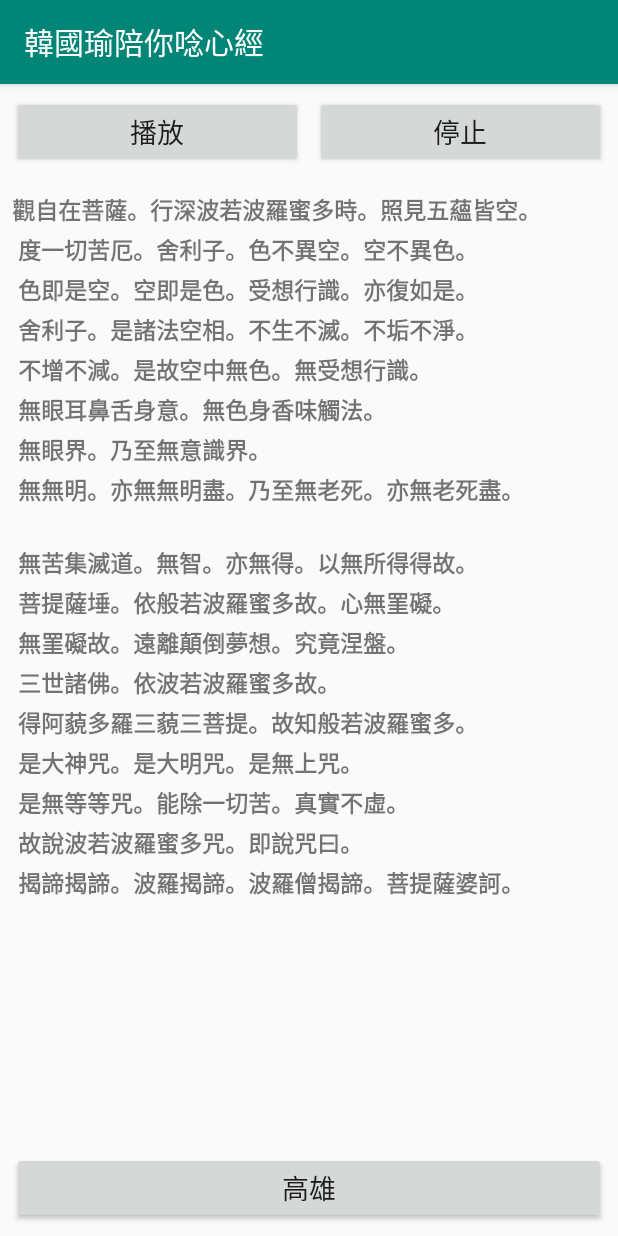
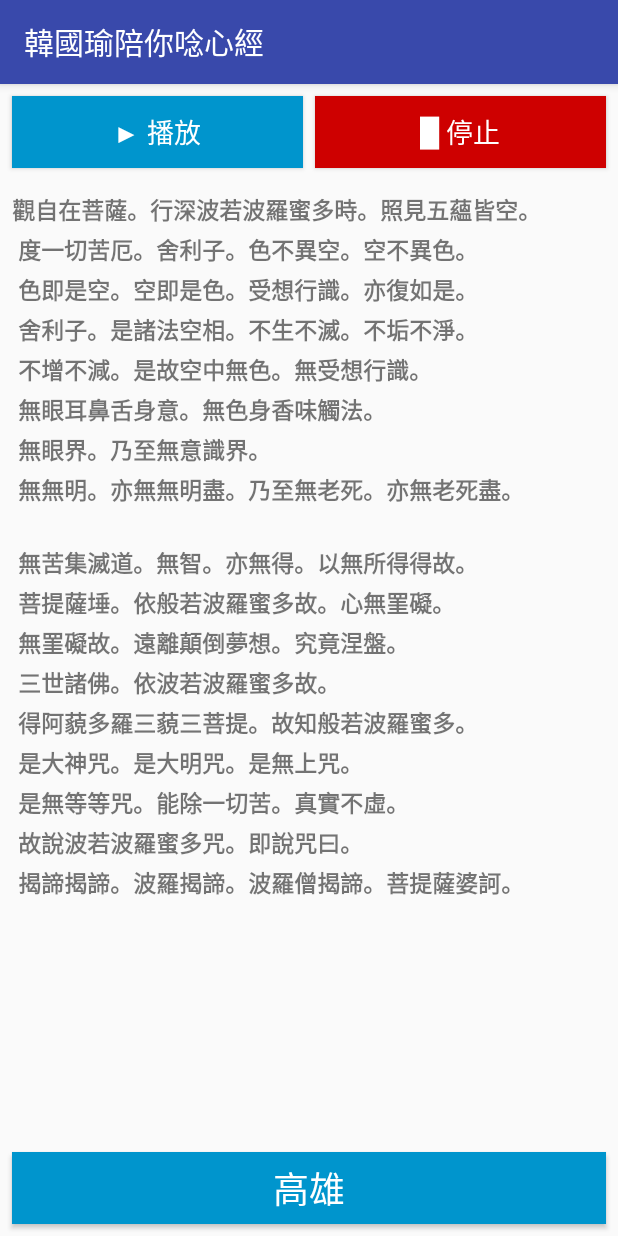
Before and after one commit to advancedor96/FaDaChi, an Android app: the screen it shows after launch (MainActivity), on a phone screen of 412 x 824 dp. Run offline under Robolectric (Android 15) with nearby library versions, the phone set to English and light mode, and no system bars.

Commit message:
改配色

```diff
--- a/app/build.gradle
+++ b/app/build.gradle
@@ -6,8 +6,8 @@ android {
         applicationId "com.taiwanno1.ding.fadachi"
         minSdkVersion 17
         targetSdkVersion 28
-        versionCode 1
-        versionName "1.0"
+        versionCode 2
+        versionName "2.0"
         testInstrumentationRunner "android.support.test.runner.AndroidJUnitRunner"
     }
     buildTypes {
--- a/app/src/main/res/layout/activity_main.xml
+++ b/app/src/main/res/layout/activity_main.xml
@@ -20,8 +20,10 @@
             android:layout_marginTop="8dp"
             android:layout_marginEnd="4dp"
             android:layout_marginBottom="8dp"
+            android:background="#0095cd"
             android:onClick="play"
-            android:text="播放"
+            android:text="▶ 播放"
+            android:textColor="@android:color/white"
             android:textSize="18sp"
             app:layout_constraintBottom_toBottomOf="parent"
             app:layout_constraintEnd_toStartOf="@+id/btn_stop"
@@ -36,8 +38,10 @@
             android:layout_marginTop="8dp"
             android:layout_marginEnd="8dp"
             android:layout_marginBottom="8dp"
+            android:background="#ce0000"
             android:onClick="stop"
-            android:text="停止"
+            android:text="█ 停止"
+            android:textColor="@android:color/white"
             android:textSize="18sp"
             app:layout_constraintBottom_toBottomOf="parent"
             app:layout_constraintEnd_toEndOf="parent"
@@ -77,9 +81,11 @@
         android:layout_marginStart="8dp"
         android:layout_marginEnd="8dp"
         android:layout_marginBottom="8dp"
+        android:background="#0095cd"
         android:onClick="clickKao"
         android:text="高雄"
-        android:textSize="18sp"
+        android:textColor="@android:color/white"
+        android:textSize="24sp"
         app:layout_constraintBottom_toBottomOf="parent"
         app:layout_constraintEnd_toEndOf="parent"
         app:layout_constraintStart_toStartOf="parent" />
--- a/app/src/main/res/values/colors.xml
+++ b/app/src/main/res/values/colors.xml
@@ -1,6 +1,8 @@
 <?xml version="1.0" encoding="utf-8"?>
 <resources>
-    <color name="colorPrimary">#008577</color>
-    <color name="colorPrimaryDark">#00574B</color>
+    <color name="colorPrimary">#3949ab</color>
+    <color name="colorPrimaryDark">#00227b</color>
     <color name="colorAccent">#D81B60</color>
+    <color name="colorPrimaryLight">#45464ddc</color>
+
 </resources>
```
Also changed, not shown: 3 other files.
